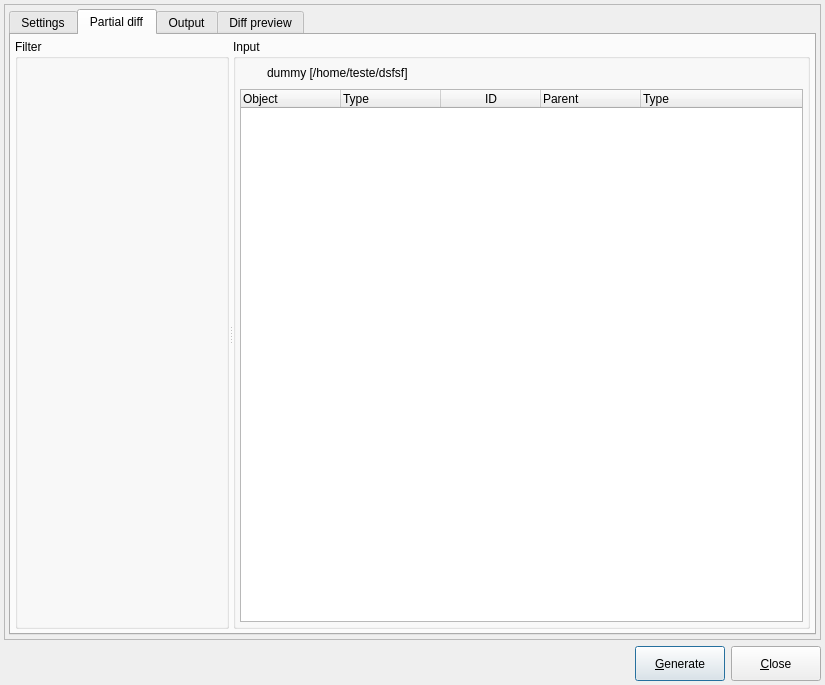
Old version of the form libpgmodeler_ui/ui/modeldatabasediffform.ui in the repository pgmodeler/pgmodeler.
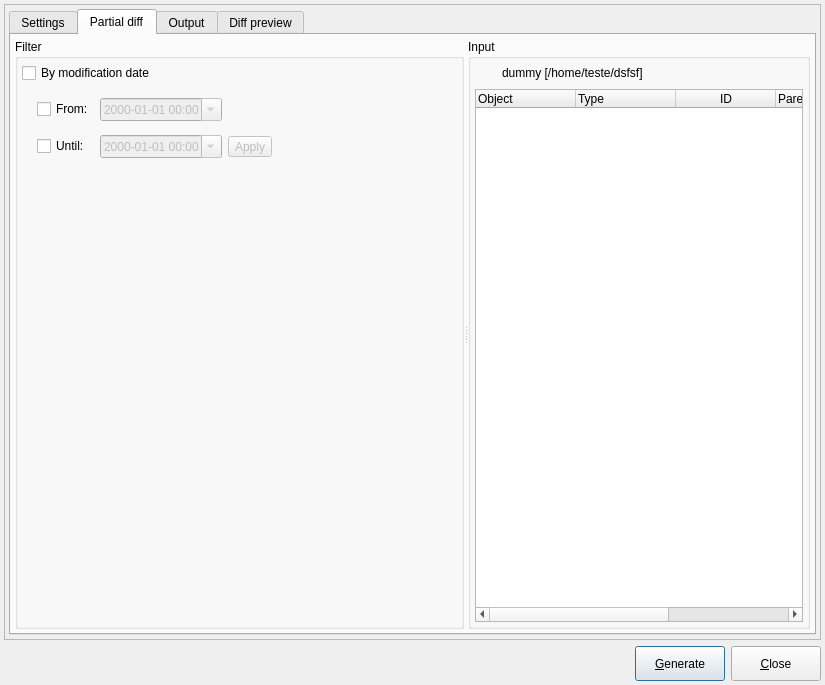
New version of the form. The open tabs and pages were chosen to show the change. Icons and pictures are not drawn.

Commit message:
Created an internal changelog on DatabaseModel to register object's modification over time
Allowing the user to filter objects by querying the database model's
changelog

What changed in the file:
```diff
--- a/libpgmodeler_ui/ui/modeldatabasediffform.ui
+++ b/libpgmodeler_ui/ui/modeldatabasediffform.ui
@@ -1427,6 +1427,169 @@
              <property name="title">
               <string>Filter</string>
              </property>
+             <layout class="QVBoxLayout" name="verticalLayout_11">
+              <property name="leftMargin">
+               <number>4</number>
+              </property>
+              <property name="topMargin">
+               <number>4</number>
+              </property>
+              <property name="rightMargin">
+               <number>4</number>
+              </property>
+              <property name="bottomMargin">
+               <number>4</number>
+              </property>
+              <item>
+               <layout class="QVBoxLayout" name="verticalLayout_10">
+                <item>
+                 <widget class="QCheckBox" name="by_date_chk">
+                  <property name="sizePolicy">
+                   <sizepolicy hsizetype="Expanding" vsizetype="Fixed">
+                    <horstretch>0</horstretch>
+                    <verstretch>0</verstretch>
+                   </sizepolicy>
+                  </property>
+                  <property name="toolTip">
+                   <string>&lt;p&gt;Filters the objects by querying the model's internal change log and comparing their modification date/time against the provided date/time interval.&lt;/p&gt;</string>
+                  </property>
+                  <property name="text">
+                   <string>By modification date</string>
+                  </property>
+                 </widget>
+                </item>
+                <item>
+                 <layout class="QGridLayout" name="gridLayout_15">
+                  <item row="0" column="0">
+                   <widget class="QWidget" name="dates_wgt" native="true">
+                    <layout class="QGridLayout" name="gridLayout_14">
+                     <property name="leftMargin">
+                      <number>15</number>
+                     </property>
+                     <property name="topMargin">
+                      <number>4</number>
+                     </property>
+                     <property name="rightMargin">
+                      <number>4</number>
+                     </property>
+                     <property name="bottomMargin">
+                      <number>4</number>
+                     </property>
+                     <item row="0" column="0">
+                      <widget class="QCheckBox" name="from_chk">
+                       <property name="text">
+                        <string>From:</string>
+                       </property>
+                      </widget>
+                     </item>
+                     <item row="0" column="3" rowspan="2">
+                      <spacer name="horizontalSpacer_11">
+                       <property name="orientation">
+                        <enum>Qt::Horizontal</enum>
+                       </property>
+                       <property name="sizeHint" stdset="0">
+                        <size>
+                         <width>86</width>
+                         <height>68</height>
+                        </size>
+                       </property>
+                      </spacer>
+                     </item>
+                     <item row="1" column="2">
+                      <widget class="QToolButton" name="apply_by_date_tb">
+                       <property name="enabled">
+                        <bool>false</bool>
+                       </property>
+                       <property name="toolTip">
+                        <string/>
+                       </property>
+                       <property name="text">
+                        <string>Apply</string>
+                       </property>
+                       <property name="icon">
+                        <iconset resource="../res/resources.qrc">
+                         <normaloff>:/icones/icones/confirmar.png</normaloff>:/icones/icones/confirmar.png</iconset>
+                       </property>
+                       <property name="iconSize">
+                        <size>
+                         <width>22</width>
+                         <height>22</height>
+                        </size>
+                       </property>
+                       <property name="shortcut">
+                        <string>F5</string>
+                       </property>
+                       <property name="toolButtonStyle">
+                        <enum>Qt::ToolButtonTextBesideIcon</enum>
+                       </property>
+                      </widget>
+                     </item>
+                     <item row="0" column="1">
+                      <widget class="QDateTimeEdit" name="from_dt">
+                       <property name="enabled">
+                        <bool>false</bool>
+                       </property>
+                       <property name="sizePolicy">
+                        <sizepolicy hsizetype="Preferred" vsizetype="Fixed">
+                         <horstretch>0</horstretch>
+                         <verstretch>0</verstretch>
+                        </sizepolicy>
+                       </property>
+                       <property name="displayFormat">
+                        <string>yyyy-MM-dd HH:mm</string>
+                       </property>
+                       <property name="calendarPopup">
+                        <bool>true</bool>
+                       </property>
+                      </widget>
+                     </item>
+                     <item row="1" column="0">
+                      <widget class="QCheckBox" name="until_chk">
+                       <property name="text">
+                        <string>Until:</string>
+                       </property>
+                      </widget>
+                     </item>
+                     <item row="1" column="1">
+                      <widget class="QDateTimeEdit" name="until_dt">
+                       <property name="enabled">
+                        <bool>false</bool>
+                       </property>
+                       <property name="sizePolicy">
+                        <sizepolicy hsizetype="Preferred" vsizetype="Fixed">
+                         <horstretch>0</horstretch>
+                         <verstretch>0</verstretch>
+                        </sizepolicy>
+                       </property>
+                       <property name="displayFormat">
+                        <string>yyyy-MM-dd HH:mm</string>
+                       </property>
+                       <property name="calendarPopup">
+                        <bool>true</bool>
+                       </property>
+                      </widget>
+                     </item>
+                     <item row="2" column="1">
+                      <spacer name="verticalSpacer_4">
+                       <property name="orientation">
+                        <enum>Qt::Vertical</enum>
+                       </property>
+                       <property name="sizeHint" stdset="0">
+                        <size>
+                         <width>20</width>
+                         <height>40</height>
+                        </size>
+                       </property>
+                      </spacer>
+                     </item>
+                    </layout>
+                   </widget>
+                  </item>
+                 </layout>
+                </item>
+               </layout>
+              </item>
+             </layout>
             </widget>
             <widget class="QGroupBox" name="pd_input_gb">
              <property name="sizePolicy">
```
Left out of the diff: 2 changed lines with no effect on the pictures. The commit also changes 9 other files.
